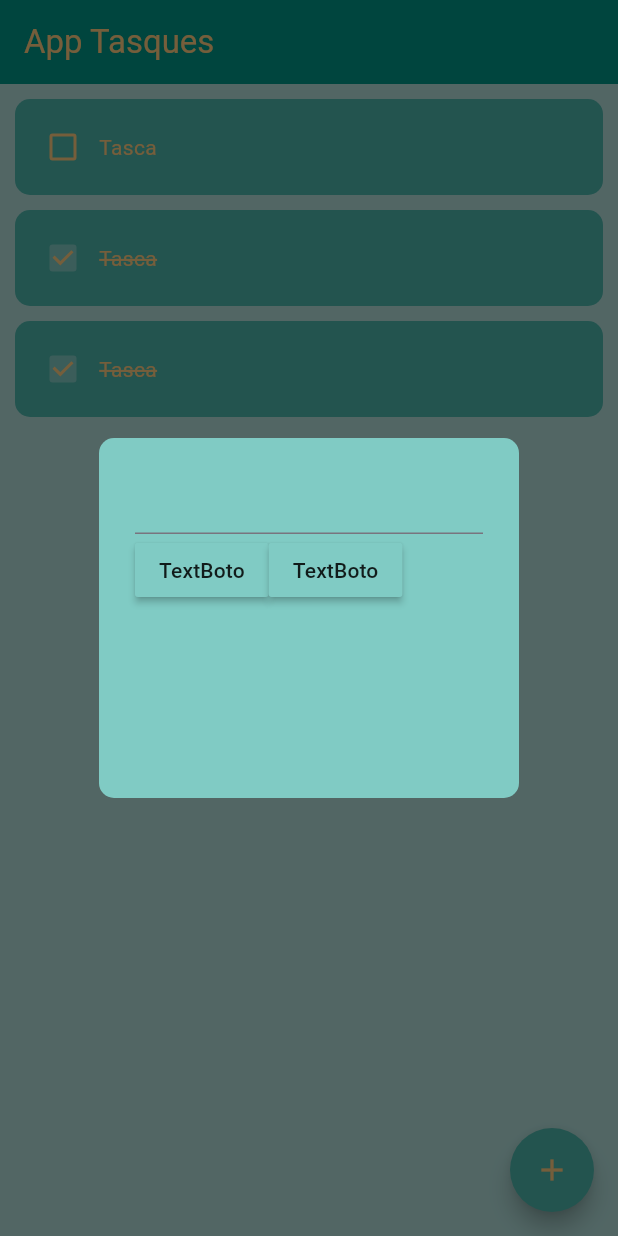
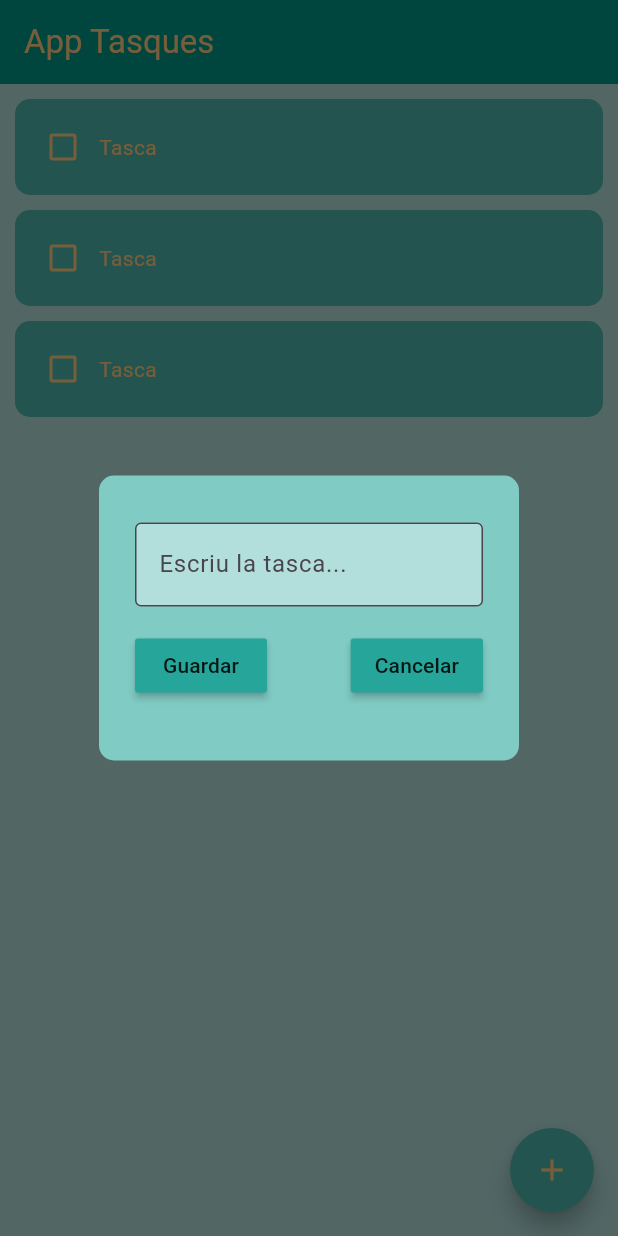
Before and after one commit to kokee007/aplicio_tasques_, a Flutter app: the screen it shows after launch, after a tap on the "add" icon, on a phone screen of 412 x 824 dp. Run offline on Flutter 3.47's test engine with Material 3 defaults, Android fonts, the phone set to English and light mode, and no system bars; drawn by our look-alikes of flutter_slidable.

Commit message:
dialog fet i guardant tasques

```diff
--- a/lib/components/boto_dialog.dart
+++ b/lib/components/boto_dialog.dart
@@ -13,9 +13,9 @@ class BotoDialog extends StatelessWidget {
   @override
   Widget build(BuildContext context) {
     return MaterialButton(
-      onPressed: () {},
-      color: Colors.teal[200],
-      child: Text("TextBoto"),
+      onPressed: accioBoto,
+      color: Colors.teal[400],
+      child: Text(textBoto),
     );
   }
 }
--- a/lib/components/dialog_nova_tasca.dart
+++ b/lib/components/dialog_nova_tasca.dart
@@ -2,24 +2,48 @@ import 'package:aplicio_tasques_/components/boto_dialog.dart';
 import 'package:flutter/material.dart';
 
 class DialogNovaTasca extends StatelessWidget {
-  const DialogNovaTasca({super.key});
+  final TextEditingController tecTexTasca;
+  final Function()? accioGuardar;
+  final Function()? accioCancelar;
+
+  const DialogNovaTasca({
+    super.key,
+    required this.tecTexTasca,
+    required this.accioCancelar,
+    required this.accioGuardar,
+  });
 
   @override
   Widget build(BuildContext context) {
     return AlertDialog(
       backgroundColor: Colors.teal[200],
-      shape: RoundedRectangleBorder(borderRadius: BorderRadius.circular(10),
+      shape: RoundedRectangleBorder(
+        borderRadius: BorderRadius.circular(10),
       ),
       content: Container(
-        height: 200,
+        height: 150,
         child: Column(
+          mainAxisAlignment: MainAxisAlignment.spaceEvenly,
           children: [
-            TextField(),
-
-            Row(children: [
-              BotoDialog(accioBoto: (){}, textBoto: "Guardar"),//Boto guardar.
-              BotoDialog(accioBoto: (){}, textBoto: "Cancelar"),//Boto cancelar.
-            ],)
+            TextField(
+              cursorColor: Colors.orange[300],
+              decoration: InputDecoration(
+                hintText: "Escriu la tasca...",
+                border: OutlineInputBorder(),
+                filled: true,
+                fillColor: Colors.teal[100],
+              ),
+            ),
+            // SizedBox(height: 10,),
+            Row(
+              mainAxisAlignment: MainAxisAlignment.spaceBetween,
+              children: [
+                BotoDialog(
+                    accioBoto: accioGuardar, textBoto: "Guardar"), //Boto guardar.
+                BotoDialog(
+                    accioBoto: accioCancelar, textBoto: "Cancelar"), //Boto cancelar.
+              ],
+            )
           ],
         ),
       ),
--- a/lib/pagines/pagina_principal.dart
+++ b/lib/pagines/pagina_principal.dart
@@ -3,7 +3,9 @@ import 'package:aplicio_tasques_/components/item_tasca.dart';
 import 'package:flutter/material.dart';
 
 class PaginaPrincipal extends StatefulWidget {
-  const PaginaPrincipal({super.key});
+  const PaginaPrincipal({
+    super.key,
+  });
 
   @override
   State<PaginaPrincipal> createState() => _PaginaPrincipalState();
@@ -12,18 +14,36 @@ class PaginaPrincipal extends StatefulWidget {
 class _PaginaPrincipalState extends State<PaginaPrincipal> {
   List tasquesLLista = [
     {
-      "títol": "Tasca 1",
+      "titol": "Tasca 1",
       "valor": false,
     },
     {
-      "títol": "Tasca 2",
-      "valor": true,
+      "titol": "Tasca 2",
+      "valor": false,
     },
     {
-      "títol": "Tasca 3",
-      "valor": true,
+      "titol": "Tasca 3",
+      "valor": false,
     },
   ];
+
+  TextEditingController tecTexTasca = TextEditingController();
+
+  void accioGuardar() {
+    setState(() {
+      tasquesLLista.add({
+        "titol": tecTexTasca.text,
+        "valor": false,
+      });
+    });
+    accioCancelar();
+  }
+
+  void accioCancelar() {
+    print("Hik");
+    Navigator.of(context).pop();
+    tecTexTasca.clear();
+  }
 
   void canviaCheckbox(bool valorCheckbox, int posLlista) {
     setState(() {
@@ -41,7 +61,11 @@ class _PaginaPrincipalState extends State<PaginaPrincipal> {
     showDialog(
       context: context,
       builder: (context) {
-        return const DialogNovaTasca();
+        return DialogNovaTasca(
+          tecTexTasca: tecTexTasca,
+          accioGuardar: accioGuardar,
+          accioCancelar: accioCancelar,
+        );
       },
     );
   }
@@ -76,7 +100,7 @@ class _PaginaPrincipalState extends State<PaginaPrincipal> {
         itemCount: tasquesLLista.length,
         itemBuilder: (context, index) {
           return ItemTasca(
-            textTasca: tasquesLLista[index]["títol"], // "Tasca",
+            textTasca: tasquesLLista[index]["titol"], // "Tasca",
             valorCheckbox: tasquesLLista[index]["valor"],
             canviaValorCheckbox: (valor) => canviaCheckbox(
               tasquesLLista[index]["valor"],
```
